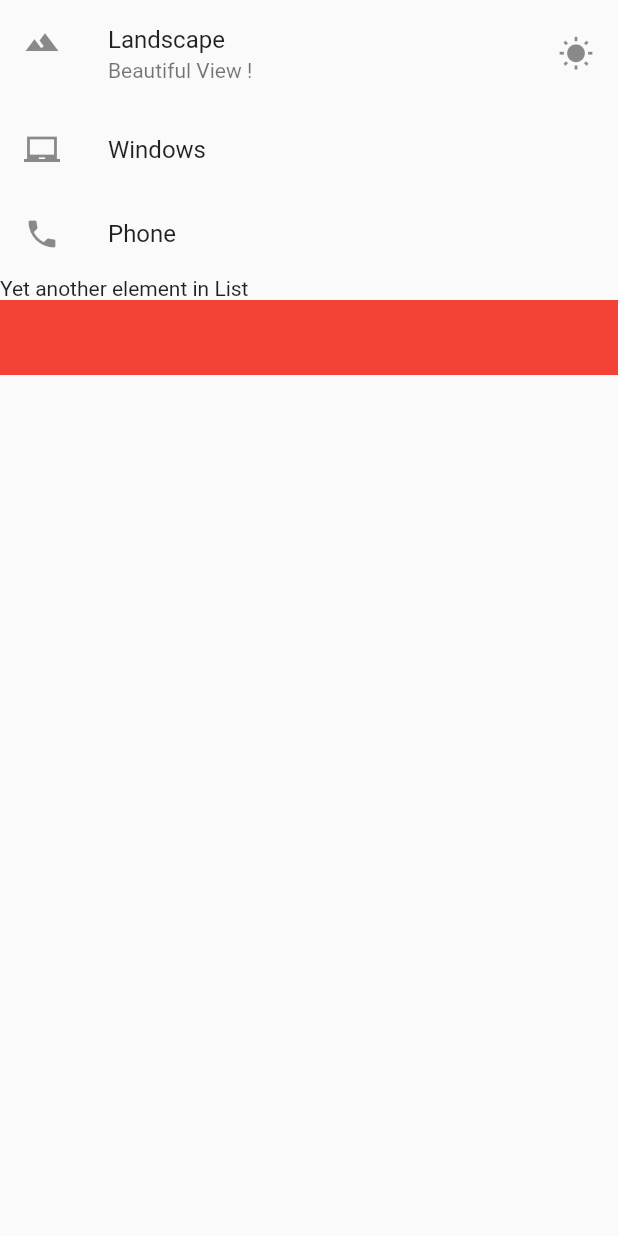
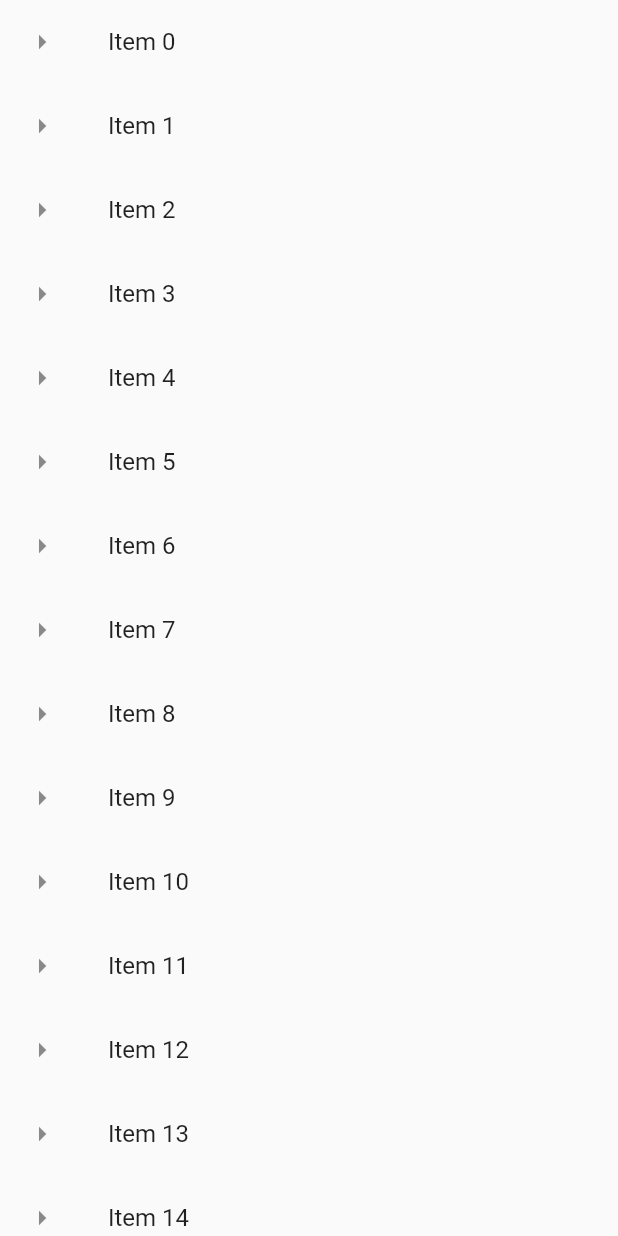
Before and after one commit to ahnayem-cse-sust/interest-calculator, a Flutter app: what getListView() shows on an empty page, opened directly, on a phone screen of 412 x 824 dp. Run offline on Flutter 3.47's test engine with Material 2 defaults, Android fonts, the phone set to English and light mode, and no system bars.

Commit message:
Long list

```diff
--- a/flutter_app/lib/main.dart
+++ b/flutter_app/lib/main.dart
@@ -1,43 +1,34 @@
 import 'package:flutter/material.dart';
-
 import 'app_screens/home.dart';
 
 void main() {
   runApp(MaterialApp(
     title: "Exploring UI widgets",
     home: Scaffold(
-      appBar: AppBar(title: Text("Basic list view"),),
+      appBar: AppBar(
+        title: Text("Long list"),
+      ),
       body: getListView(),
     ),
   ));
 }
 
+List<String> getListElements() {
+  var items = List<String>.generate(1000, (counter) => "Item $counter");
+  return items;
+}
+
 Widget getListView() {
-  var listView = ListView(
-    children: <Widget>[
-      ListTile(
-        leading: Icon(Icons.landscape),
-        title: Text("Landscape"),
-        subtitle: Text("Beautiful View !"),
-        trailing: Icon(Icons.wb_sunny),
-        onTap: (){
-          debugPrint("Landscape tapped");
-        },
-      ),
-      ListTile(
-        leading: Icon(Icons.laptop_chromebook),
-        title: Text("Windows"),
-      ),
-      ListTile(
-        leading: Icon(Icons.phone),
-        title: Text("Phone"),
-      ),
+  var listItems = getListElements();
 
-      Text("Yet another element in List"),
-
-      Container(color: Colors.red, height: 50.0,)
-    ],
-  );
-
+  var listView = ListView.builder(itemBuilder: (context, index) {
+    return ListTile(
+      leading: Icon(Icons.arrow_right),
+      title: Text(listItems[index]),
+      onTap: (){
+        debugPrint('${listItems[index]} was tapped');
+      },
+    );
+  });
   return listView;
 }
--- a/flutter_app/pubspec.yaml
+++ b/flutter_app/pubspec.yaml
@@ -14,7 +14,7 @@ description: A new Flutter project.
 version: 1.0.0+1
 
 environment:
-  sdk: ">=2.1.0 <3.0.0"
+  sdk: ">=2.2.0 <3.0.0"
 
 dependencies:
   flutter:
```
